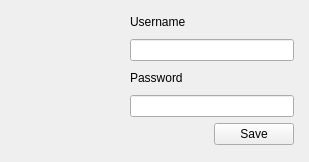
Above: trunk/GUI/GUI_LastFM_Widget.ui from shahid334/sayonara-player before the change. Below: the same form after it.
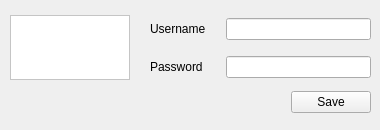
That is the form after the change. Icons and pictures are not drawn.

Commit message: LastFM Preferences Menu

```diff
--- a/trunk/GUI/GUI_LastFM_Widget.ui
+++ b/trunk/GUI/GUI_LastFM_Widget.ui
@@ -6,10 +6,22 @@
    <rect>
     <x>0</x>
     <y>0</y>
-    <width>309</width>
-    <height>162</height>
+    <width>380</width>
+    <height>130</height>
    </rect>
   </property>
+  <property name="minimumSize">
+   <size>
+    <width>380</width>
+    <height>130</height>
+   </size>
+  </property>
+  <property name="maximumSize">
+   <size>
+    <width>380</width>
+    <height>130</height>
+   </size>
+  </property>
   <property name="windowTitle">
    <string>Form</string>
   </property>
@@ -18,16 +30,62 @@
     <rect>
      <x>10</x>
      <y>10</y>
-     <width>284</width>
-     <height>135</height>
+     <width>361</width>
+     <height>111</height>
     </rect>
    </property>
    <layout class="QGridLayout" name="gridLayout">
     <property name="horizontalSpacing">
      <number>20</number>
     </property>
-    <item row="2" column="0" rowspan="4">
+    <item row="2" column="2">
+     <widget class="QLabel" name="label_2">
+      <property name="text">
+       <string>Username</string>
+      </property>
+     </widget>
+    </item>
+    <item row="2" column="4">
+     <widget class="QLineEdit" name="tf_username"/>
+    </item>
+    <item row="2" column="0" rowspan="2">
+     <widget class="QFrame" name="frame">
+      <property name="sizePolicy">
+       <sizepolicy hsizetype="Preferred" vsizetype="Preferred">
+        <horstretch>0</horstretch>
+        <verstretch>0</verstretch>
+       </sizepolicy>
+      </property>
+      <property name="minimumSize">
+       <size>
+        <width>120</width>
+        <height>60</height>
+       </size>
+      </property>
+      <property name="maximumSize">
+       <size>
+        <width>105</width>
+        <height>200</height>
+       </size>
+      </property>
+      <property name="styleSheet">
+       <string notr="true">background-color: rgb(255, 255, 255);</string>
+      </property>
+      <property name="frameShape">
+       <enum>QFrame::StyledPanel</enum>
+      </property>
+      <property name="frameShadow">
+       <enum>QFrame::Raised</enum>
+      </property>
      <widget class="QLabel" name="lab_image">
+       <property name="geometry">
+        <rect>
+         <x>11</x>
+         <y>15</y>
+         <width>100</width>
+         <height>30</height>
+        </rect>
+       </property>
       <property name="minimumSize">
        <size>
         <width>100</width>
@@ -50,37 +108,45 @@
        <bool>true</bool>
       </property>
      </widget>
+     </widget>
     </item>
-    <item row="5" column="1" colspan="2">
+    <item row="3" column="2">
+     <widget class="QLabel" name="label_3">
+      <property name="text">
+       <string>Password</string>
+      </property>
+     </widget>
+    </item>
+    <item row="3" column="4">
      <widget class="QLineEdit" name="tf_password">
       <property name="echoMode">
        <enum>QLineEdit::Password</enum>
       </property>
      </widget>
     </item>
-    <item row="6" column="2">
+    <item row="7" column="4">
+     <layout class="QHBoxLayout" name="horizontalLayout">
+      <item>
+       <spacer name="horizontalSpacer">
+        <property name="orientation">
+         <enum>Qt::Horizontal</enum>
+        </property>
+        <property name="sizeHint" stdset="0">
+         <size>
+          <width>40</width>
+          <height>20</height>
+         </size>
+        </property>
+       </spacer>
+      </item>
+      <item>
      <widget class="QPushButton" name="btn_save">
       <property name="text">
        <string>Save</string>
       </property>
      </widget>
     </item>
-    <item row="3" column="1" colspan="2">
-     <widget class="QLineEdit" name="tf_username"/>
-    </item>
-    <item row="2" column="1">
-     <widget class="QLabel" name="label_2">
-      <property name="text">
-       <string>Username</string>
-      </property>
-     </widget>
-    </item>
-    <item row="4" column="1">
-     <widget class="QLabel" name="label_3">
-      <property name="text">
-       <string>Password</string>
-      </property>
-     </widget>
+     </layout>
     </item>
    </layout>
   </widget>
```
Left out of the diff: 3 changed lines with no effect on the pictures. Lines whose indentation alone changed are shown as unchanged.
